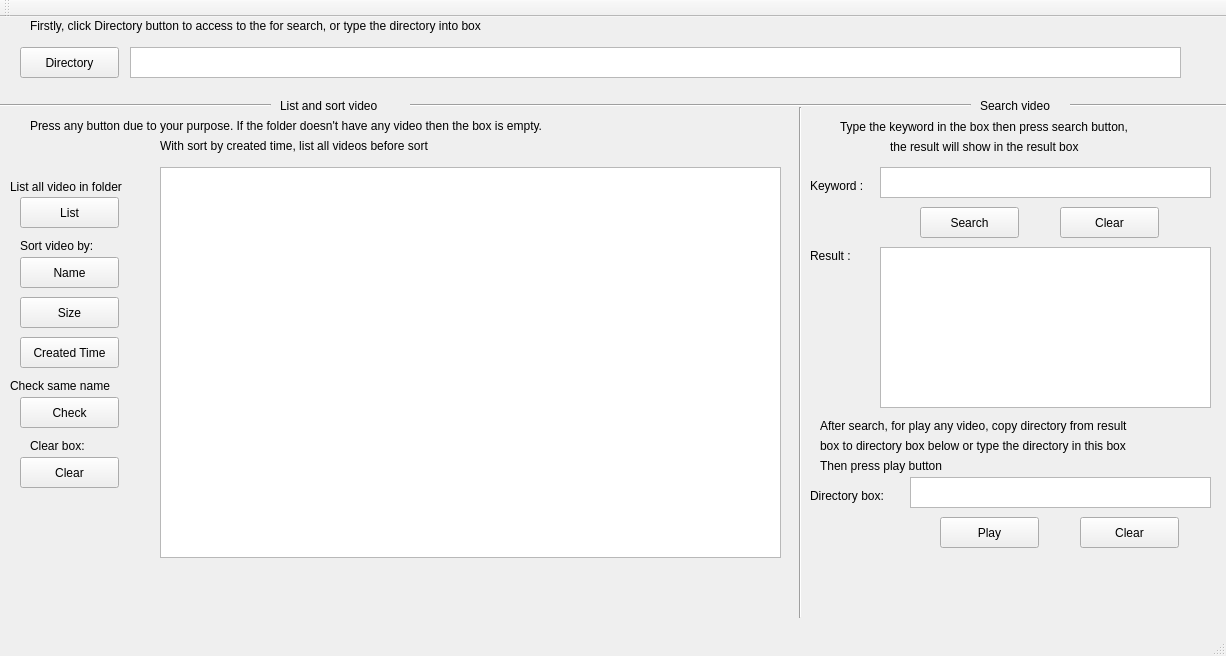
Old version of the form Part1/UI/mainwindow.ui in the repository duong4996/UnixProject.
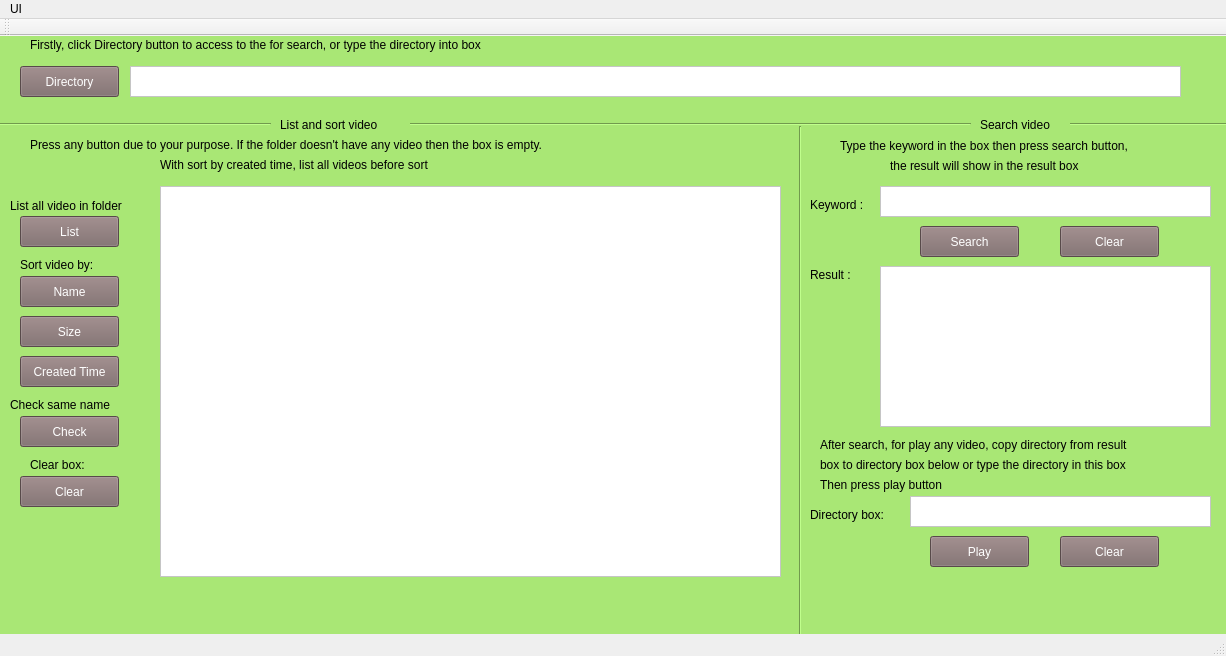
New version of the form.

Diff of the .ui file:
```diff
--- a/Part1/UI/mainwindow.ui
+++ b/Part1/UI/mainwindow.ui
@@ -14,6 +14,9 @@
    <string>MainWindow</string>
   </property>
   <widget class="QWidget" name="centralWidget">
+   <property name="styleSheet">
+    <string notr="true">background-color: rgb(169, 231, 117);</string>
+   </property>
    <widget class="QLabel" name="label">
     <property name="geometry">
      <rect>
@@ -27,19 +30,6 @@
      <string>Firstly, click Directory button to access to the for search, or type the directory into box</string>
     </property>
    </widget>
-   <widget class="QPushButton" name="pushButton">
-    <property name="geometry">
-     <rect>
-      <x>20</x>
-      <y>30</y>
-      <width>99</width>
-      <height>31</height>
-     </rect>
-    </property>
-    <property name="text">
-     <string>Directory</string>
-    </property>
-   </widget>
    <widget class="QTextEdit" name="DIR">
     <property name="geometry">
      <rect>
@@ -49,6 +39,9 @@
       <height>31</height>
      </rect>
     </property>
+    <property name="styleSheet">
+     <string notr="true">background-color: rgb(255, 255, 255);</string>
+    </property>
    </widget>
    <widget class="Line" name="line">
     <property name="geometry">
@@ -137,9 +130,19 @@
       <height>31</height>
      </rect>
     </property>
+    <property name="whatsThis">
+     <string>&lt;html&gt;&lt;head/&gt;&lt;body&gt;&lt;p&gt;List button&lt;/p&gt;&lt;/body&gt;&lt;/html&gt;</string>
+    </property>
+    <property name="styleSheet">
+     <string notr="true">background-color: rgb(123, 104, 104);
+color: rgb(255, 255, 255);</string>
+    </property>
     <property name="text">
      <string>List</string>
     </property>
+    <property name="autoDefault">
+     <bool>false</bool>
+    </property>
    </widget>
    <widget class="QLabel" name="label_6">
     <property name="geometry">
@@ -163,6 +166,10 @@
       <height>31</height>
      </rect>
     </property>
+    <property name="styleSheet">
+     <string notr="true">background-color: rgb(123, 104, 104);
+color: rgb(255, 255, 255);</string>
+    </property>
     <property name="text">
      <string>Name</string>
     </property>
@@ -176,6 +183,10 @@
       <height>31</height>
      </rect>
     </property>
+    <property name="styleSheet">
+     <string notr="true">background-color: rgb(123, 104, 104);
+color: rgb(255, 255, 255);</string>
+    </property>
     <property name="text">
      <string>Size</string>
     </property>
@@ -189,6 +200,10 @@
       <height>31</height>
      </rect>
     </property>
+    <property name="styleSheet">
+     <string notr="true">background-color: rgb(123, 104, 104);
+color: rgb(255, 255, 255);</string>
+    </property>
     <property name="text">
      <string>Created Time</string>
     </property>
@@ -215,6 +230,10 @@
       <height>31</height>
      </rect>
     </property>
+    <property name="styleSheet">
+     <string notr="true">background-color: rgb(123, 104, 104);
+color: rgb(255, 255, 255);</string>
+    </property>
     <property name="text">
      <string>Check</string>
     </property>
@@ -241,6 +260,10 @@
       <height>31</height>
      </rect>
     </property>
+    <property name="styleSheet">
+     <string notr="true">background-color: rgb(123, 104, 104);
+color: rgb(255, 255, 255);</string>
+    </property>
     <property name="text">
      <string>Clear</string>
     </property>
@@ -254,6 +277,9 @@
       <height>391</height>
      </rect>
     </property>
+    <property name="styleSheet">
+     <string notr="true">background-color: rgb(255, 255, 255);</string>
+    </property>
    </widget>
    <widget class="Line" name="line_3">
     <property name="geometry">
@@ -342,6 +368,9 @@
       <height>31</height>
      </rect>
     </property>
+    <property name="styleSheet">
+     <string notr="true">background-color: rgb(255, 255, 255);</string>
+    </property>
    </widget>
    <widget class="QPushButton" name="pushButton_8">
     <property name="geometry">
@@ -352,6 +381,10 @@
       <height>31</height>
      </rect>
     </property>
+    <property name="styleSheet">
+     <string notr="true">background-color: rgb(123, 104, 104);
+color: rgb(255, 255, 255);</string>
+    </property>
     <property name="text">
      <string>Search</string>
     </property>
@@ -365,6 +398,10 @@
       <height>31</height>
      </rect>
     </property>
+    <property name="styleSheet">
+     <string notr="true">background-color: rgb(123, 104, 104);
+color: rgb(255, 255, 255);</string>
+    </property>
     <property name="text">
      <string>Clear</string>
     </property>
@@ -391,6 +428,9 @@
       <height>161</height>
      </rect>
     </property>
+    <property name="styleSheet">
+     <string notr="true">background-color: rgb(255, 255, 255);</string>
+    </property>
    </widget>
    <widget class="QLabel" name="label_14">
     <property name="geometry">
@@ -453,16 +493,23 @@
       <height>31</height>
      </rect>
     </property>
+    <property name="styleSheet">
+     <string notr="true">background-color: rgb(255, 255, 255);</string>
+    </property>
    </widget>
    <widget class="QPushButton" name="pushButton_10">
     <property name="geometry">
      <rect>
-      <x>940</x>
+      <x>930</x>
       <y>500</y>
       <width>99</width>
       <height>31</height>
      </rect>
     </property>
+    <property name="styleSheet">
+     <string notr="true">background-color: rgb(123, 104, 104);
+color: rgb(255, 255, 255);</string>
+    </property>
     <property name="text">
      <string>Play</string>
     </property>
@@ -470,16 +517,37 @@
    <widget class="QPushButton" name="pushButton_11">
     <property name="geometry">
      <rect>
-      <x>1080</x>
+      <x>1060</x>
       <y>500</y>
       <width>99</width>
       <height>31</height>
      </rect>
     </property>
+    <property name="styleSheet">
+     <string notr="true">background-color: rgb(123, 104, 104);
+color: rgb(255, 255, 255);</string>
+    </property>
     <property name="text">
      <string>Clear</string>
     </property>
    </widget>
+   <widget class="QPushButton" name="pushButton">
+    <property name="geometry">
+     <rect>
+      <x>20</x>
+      <y>30</y>
+      <width>99</width>
+      <height>31</height>
+     </rect>
+    </property>
+    <property name="styleSheet">
+     <string notr="true">background-color: rgb(123, 104, 104);
+color: rgb(255, 255, 255);</string>
+    </property>
+    <property name="text">
+     <string>Directory</string>
+    </property>
+   </widget>
   </widget>
   <widget class="QMenuBar" name="menuBar">
    <property name="geometry">
@@ -490,6 +558,12 @@
      <height>25</height>
     </rect>
    </property>
+   <widget class="QMenu" name="menuUI">
+    <property name="title">
+     <string>UI</string>
+    </property>
+   </widget>
+   <addaction name="menuUI"/>
   </widget>
   <widget class="QToolBar" name="mainToolBar">
    <attribute name="toolBarArea">
```
